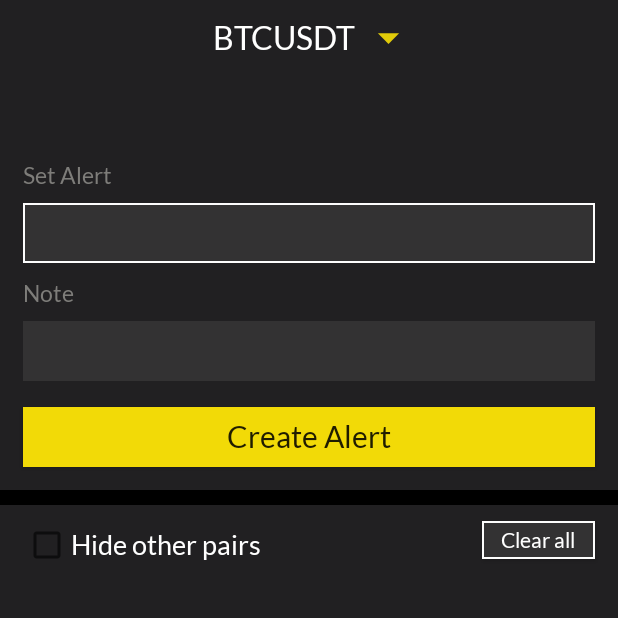
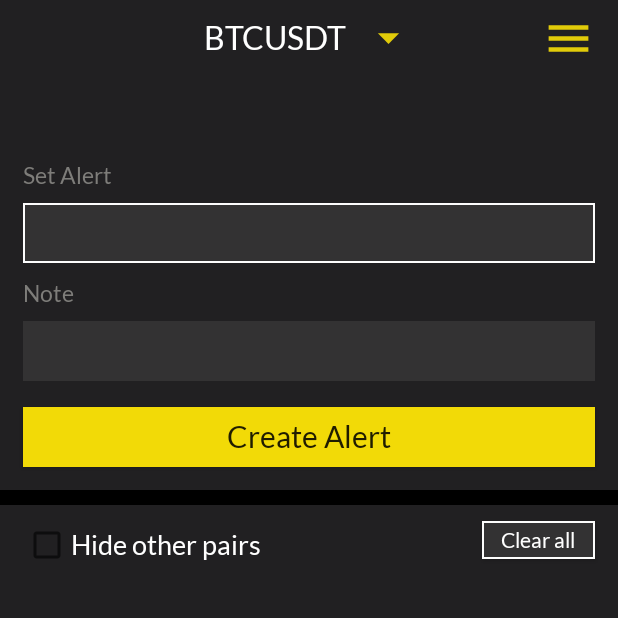
Before and after one commit to vishal2049/CryptoAlerts, an Android app: the screen it shows after launch (MainActivity), on a phone screen of 412 x 824 dp, the top half of it. Run offline under Robolectric (Android 15) with nearby library versions, the phone set to English and light mode, and no system bars; our stand-ins replace EventBus, Volley; network calls fail; 1 statement that could not run was skipped.

Commit message:
Menus added

```diff
--- /dev/null
+++ b/app/src/main/res/drawable/menu_icon.xml
@@ -0,0 +1,5 @@
+<vector android:alpha="0.92" android:height="24dp"
+    android:tint="#F2DA07" android:viewportHeight="24"
+    android:viewportWidth="24" android:width="24dp" xmlns:android="http://schemas.android.com/apk/res/android">
+    <path android:fillColor="@android:color/white" android:pathData="M3,18h18v-2L3,16v2zM3,13h18v-2L3,11v2zM3,6v2h18L21,6L3,6z"/>
+</vector>
--- a/app/src/main/res/layout/activity_main.xml
+++ b/app/src/main/res/layout/activity_main.xml
@@ -9,10 +9,10 @@
     android:background="@color/alert_parent_background"
     tools:context=".MainActivity">
 
-    <LinearLayout
+    <RelativeLayout
         android:layout_width="match_parent"
         android:layout_height="wrap_content"
-    android:orientation="vertical">
+        android:orientation="horizontal">
 
         <AutoCompleteTextView
             android:id="@+id/select_symbol"
@@ -23,10 +23,25 @@
             android:fontFamily="@font/lato"
             android:drawableRight="@drawable/ic_arrow_drop_down_black_24dp"
             android:textColor="#FFFFFF"
-          android:gravity="center"
-          android:layout_gravity="center"
-          android:background="@null"/>
+            android:background="@null"
+            android:layout_centerHorizontal="true"/>
 
+        <Button
+            android:id="@+id/menu_btn"
+            android:layout_width="35dp"
+            android:layout_height="35dp"
+            android:layout_alignParentRight="true"
+            android:layout_marginRight="15dp"
+            android:layout_marginTop="8dp"
+            android:background="@drawable/menu_icon" />
+
+    </RelativeLayout>
+
+
+    <LinearLayout
+        android:layout_width="match_parent"
+        android:layout_height="wrap_content"
+        android:orientation="vertical">
         <TextView
             android:id="@+id/variable_price"
             android:layout_width="200dp"
--- /dev/null
+++ b/app/src/main/res/menu/menufile.xml
@@ -0,0 +1,19 @@
+<?xml version="1.0" encoding="utf-8"?>
+<menu xmlns:android="http://schemas.android.com/apk/res/android">
+
+    <item android:id="@+id/theme"
+        android:title="Theme  !"
+        android:icon="@android:drawable/arrow_down_float"/>
+
+    <item android:id="@+id/settings"
+        android:title="Settings  !"/>
+
+    <item android:id="@+id/premium"
+        android:title="Premium  !"/>
+
+    <item android:id="@+id/contact"
+        android:title="Contact"/>
+
+    <item android:id="@+id/about"
+        android:title="About"/>
+</menu>
```
Also changed, not shown: app/src/main/java/com/example/notificationdemo/MainActivity.java (+42 -1 lines). Lines whose indentation alone changed are shown as unchanged.
